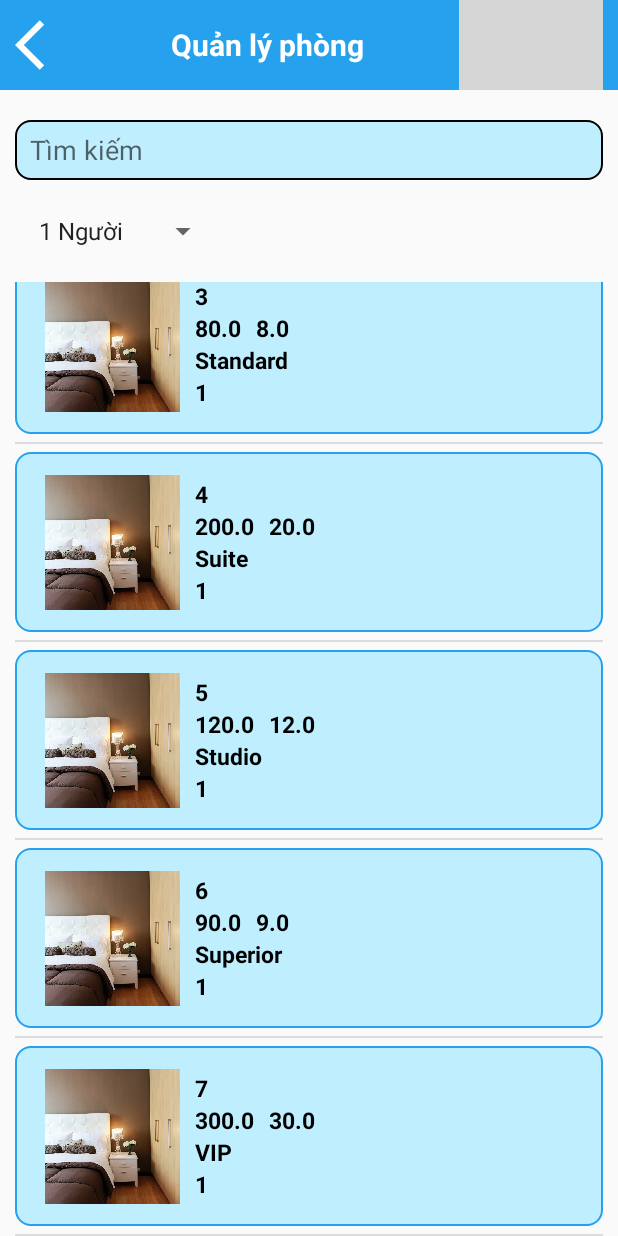
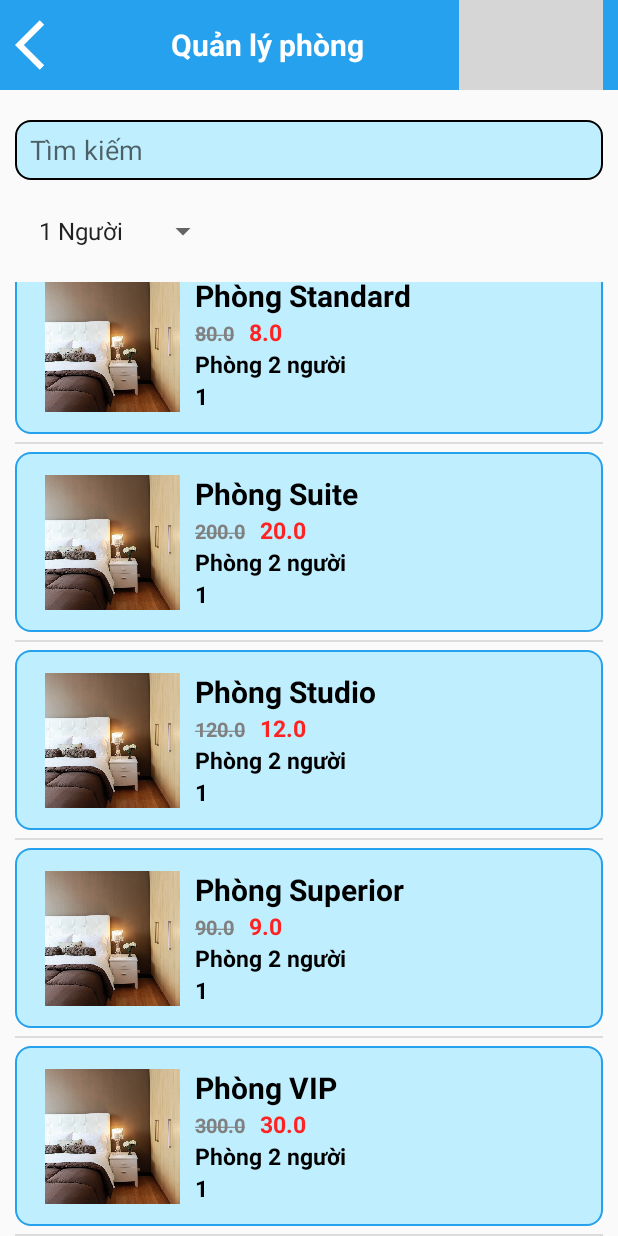
Before and after one commit to lamtung373/TDC-Hotel-Manager, an Android app: the fragment Fragment_Phong shown on its own in the app's theme, scrolled down 288 dp, on a phone screen of 412 x 824 dp. Run offline under Robolectric (Android 15) with nearby library versions, the phone set to English and light mode, and no system bars; grey boxes are pictures that could not be loaded.

Commit message:
hoàn thành giao diện quản lí phòng, chỉnh lỗi dark mode.

```diff
--- a/app/src/main/java/com/example/tdchotel_manager/Menu_QuanLy/Adapter_Phong/adapter_phong.java
+++ b/app/src/main/java/com/example/tdchotel_manager/Menu_QuanLy/Adapter_Phong/adapter_phong.java
@@ -1,5 +1,6 @@
 package com.example.tdchotel_manager.Menu_QuanLy.Adapter_Phong;
 
+import android.graphics.Paint;
 import android.view.LayoutInflater;
 import android.view.View;
 import android.view.ViewGroup;
@@ -33,8 +34,9 @@ public class adapter_phong extends RecyclerView.Adapter<adapter_phong.MyViewHold
     public void onBindViewHolder(MyViewHolder holder, int position) {
         //Set dữ liệu của item
         phong data = dataList.get(position);
-        holder.tv_name_room.setText(String.valueOf(data.getId_phong()));
+        holder.tv_name_room.setText(String.valueOf(data.getTen_phong()));
         holder.tv_price.setText(String.valueOf(data.getGia()));
+        holder.tv_price.setPaintFlags(holder.tv_price.getPaintFlags() | Paint.STRIKE_THRU_TEXT_FLAG);
         holder.tv_sale.setText(String.valueOf(data.getSale()));
         holder.tv_type_room.setText(data.getLoai_phong());
         holder.tv_status_room.setText(String.valueOf(data.getTrang_thai()));
@@ -66,7 +68,7 @@ public class adapter_phong extends RecyclerView.Adapter<adapter_phong.MyViewHold
                 "Phòng Deluxe",
                 "Phòng Deluxe rộng rãi và thoải mái.",
                 new ArrayList<>(Arrays.asList("anh1.jpg", "anh2.jpg", "anh3.jpg")),
-                "Deluxe",
+                "Phòng 2 người",
                 1,
                 0,
                 100.0,
@@ -79,7 +81,7 @@ public class adapter_phong extends RecyclerView.Adapter<adapter_phong.MyViewHold
                 "Phòng Family",
                 "Phòng Family phù hợp cho gia đình lớn.",
                 new ArrayList<>(Arrays.asList("anh4.jpg", "anh5.jpg", "anh6.jpg")),
-                "Family",
+                "Phòng 2 người",
                 1,
                 0,
                 150.0,
@@ -92,7 +94,7 @@ public class adapter_phong extends RecyclerView.Adapter<adapter_phong.MyViewHold
                 "Phòng Standard",
                 "Phòng Standard tiện nghi và giá cả phải chăng.",
                 new ArrayList<>(Arrays.asList("anh7.jpg", "anh8.jpg", "anh9.jpg")),
-                "Standard",
+                "Phòng 2 người",
                 1,
                 0,
                 80.0,
@@ -104,7 +106,7 @@ public class adapter_phong extends RecyclerView.Adapter<adapter_phong.MyViewHold
                 "Phòng Suite",
                 "Phòng Suite sang trọng với đầy đủ tiện nghi.",
                 new ArrayList<>(Arrays.asList("anh10.jpg", "anh11.jpg", "anh12.jpg")),
-                "Suite",
+                "Phòng 2 người",
                 1,
                 0,
                 200.0,
@@ -117,7 +119,7 @@ public class adapter_phong extends RecyclerView.Adapter<adapter_phong.MyViewHold
                 "Phòng Studio",
                 "Phòng Studio với không gian sáng sủa.",
                 new ArrayList<>(Arrays.asList("anh13.jpg", "anh14.jpg", "anh15.jpg")),
-                "Studio",
+                "Phòng 2 người",
                 1,
                 0,
                 120.0,
@@ -130,7 +132,7 @@ public class adapter_phong extends RecyclerView.Adapter<adapter_phong.MyViewHold
                 "Phòng Superior",
                 "Phòng Superior với view đẹp.",
                 new ArrayList<>(Arrays.asList("anh16.jpg", "anh17.jpg", "anh18.jpg")),
-                "Superior",
+                "Phòng 2 người",
                 1,
                 0,
                 90.0,
@@ -143,7 +145,7 @@ public class adapter_phong extends RecyclerView.Adapter<adapter_phong.MyViewHold
                 "Phòng VIP",
                 "Phòng VIP cao cấp với nhiều tiện ích.",
                 new ArrayList<>(Arrays.asList("anh19.jpg", "anh20.jpg", "anh21.jpg")),
-                "VIP",
+                "Phòng 2 người",
                 1,
                 0,
                 300.0,
--- a/app/src/main/res/layout/layout_item_phong.xml
+++ b/app/src/main/res/layout/layout_item_phong.xml
@@ -26,7 +26,8 @@
             style="@style/textview"
             android:layout_width="match_parent"
             android:layout_height="wrap_content"
-            android:text="Tên sản phẩm" />
+            android:text="Tên sản phẩm"
+            android:textSize="20dp"/>
 
         <LinearLayout
             android:layout_width="match_parent"
@@ -38,7 +39,9 @@
                 style="@style/textview"
                 android:layout_width="wrap_content"
                 android:layout_height="wrap_content"
-                android:text="Giá" />
+                android:text="Giá"
+                android:textColor="@color/gray"
+                android:textSize="13dp"/>
 
             <TextView
                 android:id="@+id/tv_sale"
@@ -46,7 +49,9 @@
                 android:layout_width="wrap_content"
                 android:layout_height="wrap_content"
                 android:paddingHorizontal="10dp"
-                android:text="Giá sale" />
+                android:text="Giá sale"
+                android:textColor="@color/red"
+                android:textSize="15dp" />
         </LinearLayout>
 
         <TextView
@@ -54,13 +59,17 @@
             style="@style/textview"
             android:layout_width="match_parent"
             android:layout_height="wrap_content"
-            android:text="Loại phòng" />
+            android:text="Loại phòng"
+            android:textColor="@color/black"
+            android:textSize="15dp"/>
 
         <TextView
             android:id="@+id/tv_status_room"
             style="@style/textview"
             android:layout_width="match_parent"
             android:layout_height="wrap_content"
-            android:text="Trạng thái phòng" />
+            android:text="Trạng thái phòng"
+            android:textColor="@color/black"
+            android:textSize="15dp" />
     </LinearLayout>
 </LinearLayout>
--- a/app/src/main/res/values-night/themes.xml
+++ b/app/src/main/res/values-night/themes.xml
@@ -1,6 +1,6 @@
 <resources xmlns:tools="http://schemas.android.com/tools">
     <!-- Base application theme. -->
-    <style name="Base.Theme.TDCHotelManager" parent="Theme.Material3.DayNight.NoActionBar">
+    <style name="Base.Theme.TDCHotelManager" parent="Theme.AppCompat.Light.NoActionBar">
         <!-- Customize your dark theme here. -->
         <!-- <item name="colorPrimary">@color/my_dark_primary</item> -->
     </style>
```
Also changed, not shown: app/src/main/res/drawable/save.xml (added, +11 -0 lines), app/src/main/res/layout/layout_thong_tin_chi_tiet_phong.xml (added, +55 -0 lines).
